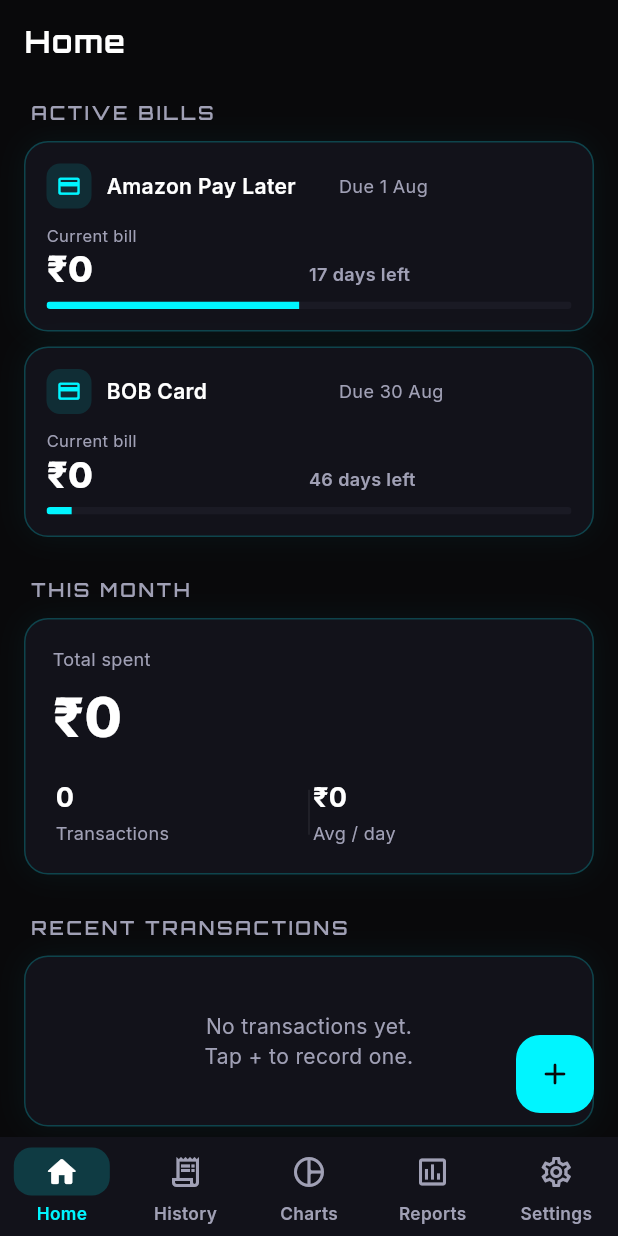
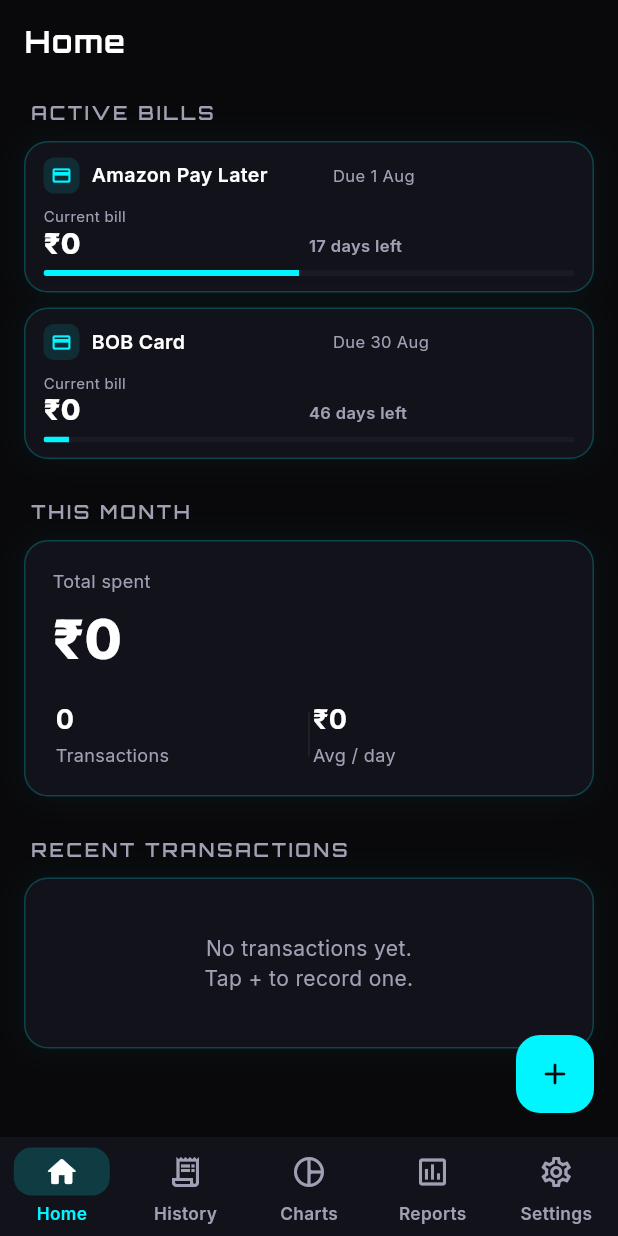
Before and after one commit to Danimahesh/expense_tracker, a Flutter app: the screen it shows after launch, on a phone screen of 412 x 824 dp. Run offline on Flutter 3.47's test engine with Material 3 defaults, Android fonts, the phone set to English and light mode, and no system bars; our stand-ins replace fl_chart, pdf, printing, share_plus, sqflite; missing offline and left inert: excel; accounts and stored records are empty.

Commit message:
Shrink BillCard: smaller icon, tighter padding, smaller fonts
The bill card (Amazon Pay Later / BOB) was too visually heavy — 30px icon,
24px bold amount, 14px padding. Scaled everything down (24px icon, 19px
amount, 10-12px padding/spacing) so it reads as a compact summary strip
instead of a hero card.

```diff
--- a/lib/widgets/bill_card.dart
+++ b/lib/widgets/bill_card.dart
@@ -30,29 +30,30 @@ class BillCard extends StatelessWidget {
     final progress = _progress();
 
     return AppCard(
-      padding: const EdgeInsets.all(14),
+      padding: const EdgeInsets.symmetric(horizontal: 12, vertical: 10),
       child: Column(
         crossAxisAlignment: CrossAxisAlignment.start,
         children: [
           Row(
             children: [
               Container(
-                width: 30,
-                height: 30,
+                width: 24,
+                height: 24,
                 decoration: BoxDecoration(
                   color: AppColors.cyan.withValues(alpha: 0.12),
-                  borderRadius: BorderRadius.circular(9),
+                  borderRadius: BorderRadius.circular(7),
                 ),
                 child: const Icon(Icons.credit_card_rounded,
-                    color: AppColors.cyan, size: 17),
+                    color: AppColors.cyan, size: 14),
               ),
-              const SizedBox(width: 10),
+              const SizedBox(width: 8),
               Expanded(
                 child: Text(
                   method.shortLabel,
                   maxLines: 1,
                   overflow: TextOverflow.ellipsis,
-                  style: const TextStyle(fontWeight: FontWeight.w600),
+                  style: const TextStyle(
+                      fontWeight: FontWeight.w600, fontSize: 13),
                 ),
               ),
               if (period.dueDate != null)
@@ -63,12 +64,12 @@ class BillCard extends StatelessWidget {
                     overflow: TextOverflow.ellipsis,
                     textAlign: TextAlign.right,
                     style: const TextStyle(
-                        color: AppColors.textSecondary, fontSize: 12),
+                        color: AppColors.textSecondary, fontSize: 11),
                   ),
                 ),
             ],
           ),
-          const SizedBox(height: 10),
+          const SizedBox(height: 8),
           Row(
             crossAxisAlignment: CrossAxisAlignment.end,
             children: [
@@ -78,7 +79,7 @@ class BillCard extends StatelessWidget {
                   children: [
                     const Text('Current bill',
                         style: TextStyle(
-                            color: AppColors.textSecondary, fontSize: 11)),
+                            color: AppColors.textSecondary, fontSize: 10)),
                     const SizedBox(height: 2),
                     FittedBox(
                       fit: BoxFit.scaleDown,
@@ -86,7 +87,7 @@ class BillCard extends StatelessWidget {
                       child: Text(
                         Formatters.money(total, symbol: currency),
                         style: const TextStyle(
-                          fontSize: 24,
+                          fontSize: 19,
                           fontWeight: FontWeight.w800,
                           height: 1,
                         ),
@@ -105,7 +106,7 @@ class BillCard extends StatelessWidget {
                     overflow: TextOverflow.ellipsis,
                     textAlign: TextAlign.right,
                     style: TextStyle(
-                      fontSize: 12,
+                      fontSize: 11,
                       fontWeight: FontWeight.w600,
                       color:
                           overdue ? AppColors.danger : AppColors.textSecondary,
@@ -114,12 +115,12 @@ class BillCard extends StatelessWidget {
                 ),
             ],
           ),
-          const SizedBox(height: 10),
+          const SizedBox(height: 8),
           ClipRRect(
-            borderRadius: BorderRadius.circular(4),
+            borderRadius: BorderRadius.circular(3),
             child: LinearProgressIndicator(
               value: progress,
-              minHeight: 5,
+              minHeight: 4,
               backgroundColor: AppColors.surface2,
               valueColor: AlwaysStoppedAnimation(
                 overdue ? AppColors.danger : AppColors.cyan,
```
